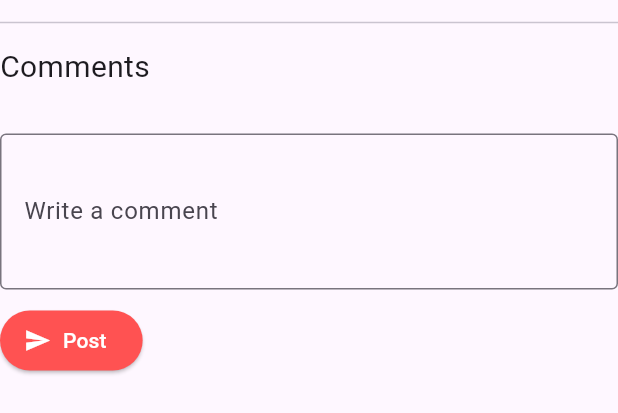
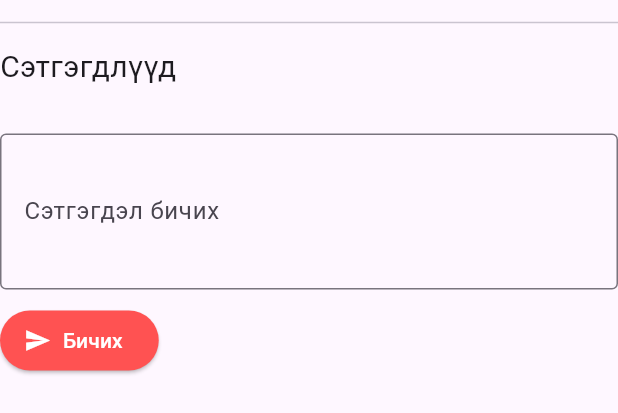
Before and after one commit to tuguldurchimeg/shopping_app, a Flutter app: the CommentSection widget shown alone on an empty page, opened directly with empty values, on a phone screen of 412 x 824 dp. Shown: the top 413 px of the screen. Run offline on Flutter 3.47's test engine with Material 3 defaults, Android fonts, the phone set to English and light mode, and no system bars; our stand-ins replace firebase_auth, firebase_core, firebase_database; accounts and stored records are empty; network calls fail.

Commit message:
fix(comment): fix

```diff
--- a/lib/l10n/app_localizations.dart
+++ b/lib/l10n/app_localizations.dart
@@ -238,6 +238,36 @@ abstract class AppLocalizations {
   /// In en, this message translates to:
   /// **'No favorite items'**
   String get noFavorites;
+
+  /// No description provided for @shopping.
+  ///
+  /// In en, this message translates to:
+  /// **'Shopping'**
+  String get shopping;
+
+  /// No description provided for @comments.
+  ///
+  /// In en, this message translates to:
+  /// **'Comments'**
+  String get comments;
+
+  /// No description provided for @writeAComment.
+  ///
+  /// In en, this message translates to:
+  /// **'Write a comment'**
+  String get writeAComment;
+
+  /// No description provided for @post.
+  ///
+  /// In en, this message translates to:
+  /// **'Post'**
+  String get post;
+
+  /// No description provided for @pleaseLogInToFavorite.
+  ///
+  /// In en, this message translates to:
+  /// **'Please log in to favorite items'**
+  String get pleaseLogInToFavorite;
 }
 
 class _AppLocalizationsDelegate extends LocalizationsDelegate<AppLocalizations> {
--- a/lib/l10n/app_localizations_mn.dart
+++ b/lib/l10n/app_localizations_mn.dart
@@ -79,4 +79,19 @@ class AppLocalizationsMn extends AppLocalizations {
 
   @override
   String get noFavorites => 'Хадгалсан бараа алга байна';
+
+  @override
+  String get shopping => 'Дэлгүүр';
+
+  @override
+  String get comments => 'Сэтгэгдлүүд';
+
+  @override
+  String get writeAComment => 'Сэтгэгдэл бичих';
+
+  @override
+  String get post => 'Бичих';
+
+  @override
+  String get pleaseLogInToFavorite => 'Та хадгалахын тулд нэвтэрнэ үү';
 }
--- a/lib/l10n/app_mn.arb
+++ b/lib/l10n/app_mn.arb
@@ -23,5 +23,10 @@
   "productPrice": "Барааны үнэ",
   "totalCost": "Нийт төлбөр",
   "favorites": "Хадгалсан бараа",
-  "noFavorites": "Хадгалсан бараа алга байна"
+  "noFavorites": "Хадгалсан бараа алга байна",
+  "shopping": "Дэлгүүр",
+  "comments": "Сэтгэгдлүүд",
+  "writeAComment": "Сэтгэгдэл бичих",
+  "post": "Бичих",
+  "pleaseLogInToFavorite": "Та хадгалахын тулд нэвтэрнэ үү"
 }
--- a/lib/repository/repository.dart
+++ b/lib/repository/repository.dart
@@ -23,7 +23,6 @@ class MyRepository {
     return null;
   }
 
-  // Add a comment to the database
   Future<void> addComment(String productId, String comment) async {
     final user = FirebaseAuth.instance.currentUser;
     if (user == null) return;
@@ -39,7 +38,6 @@ class MyRepository {
     });
   }
 
-  // Get all comments for a product
   Future<List<Map<String, dynamic>>> getComments(String productId) async {
     final db = FirebaseDatabase.instance.ref();
     final snapshot = await db.child("comments/$productId").get();
--- a/lib/screens/product_detail.dart
+++ b/lib/screens/product_detail.dart
@@ -155,8 +155,6 @@ class _Product_detailState extends State<Product_detail> {
                 color: Colors.green,
               ),
             ),
-            const Divider(height: 30),
-
             _isLoading
                 ? const Center(child: CircularProgressIndicator())
                 : CommentSection(
--- a/lib/widgets/comment_section.dart
+++ b/lib/widgets/comment_section.dart
@@ -1,4 +1,5 @@
 import 'package:flutter/material.dart';
+import 'package:mobile_final/l10n/app_localizations.dart';
 import 'package:provider/provider.dart';
 import '../provider/global_provider.dart';
 
@@ -67,11 +68,13 @@ class _CommentSectionState extends State<CommentSection> {
 
   @override
   Widget build(BuildContext context) {
+    final t = AppLocalizations.of(context)!;
+
     return Column(
       crossAxisAlignment: CrossAxisAlignment.start,
       children: [
         const Divider(height: 30),
-        const Text("Comments", style: TextStyle(fontSize: 20)),
+        Text(t.comments, style: const TextStyle(fontSize: 20)),
         const SizedBox(height: 10),
 
         if (_isLoading)
@@ -94,9 +97,9 @@ class _CommentSectionState extends State<CommentSection> {
         const SizedBox(height: 20),
         TextField(
           controller: _controller,
-          decoration: const InputDecoration(
-            labelText: "Write a comment",
-            border: OutlineInputBorder(),
+          decoration: InputDecoration(
+            labelText: t.writeAComment,
+            border: const OutlineInputBorder(),
           ),
           maxLines: 3,
         ),
@@ -104,7 +107,7 @@ class _CommentSectionState extends State<CommentSection> {
         ElevatedButton.icon(
           onPressed: _submit,
           icon: const Icon(Icons.send, color: Colors.white),
-          label: const Text("Post", style: TextStyle(color: Colors.white)),
+          label: Text(t.post, style: const TextStyle(color: Colors.white)),
           style: ElevatedButton.styleFrom(backgroundColor: Colors.redAccent),
         ),
       ],
--- a/pubspec.yaml
+++ b/pubspec.yaml
@@ -38,7 +38,6 @@ dependencies:
   http: ^1.2.0
   provider: ^6.1.0
   json_annotation: ^4.8.1
-  flutter_secure_storage: ^4.2.1
   firebase_database: ^10.3.0
   flutter_localizations:
     sdk: flutter
```
Also changed, not shown: lib/l10n/app_en.arb (+6 -1 lines), lib/l10n/app_localizations_en.dart (+15 -0 lines), lib/provider/global_provider.dart (+49 -3 lines), lib/screens/home_page.dart (+2 -15 lines), lib/screens/login_page.dart (+4 -22 lines), lib/screens/profile_page.dart (+44 -22 lines), lib/widgets/favorite_item.dart (+5 -5 lines), lib/widgets/product_view.dart (+6 -7 lines), pubspec.lock, 2 other files.
